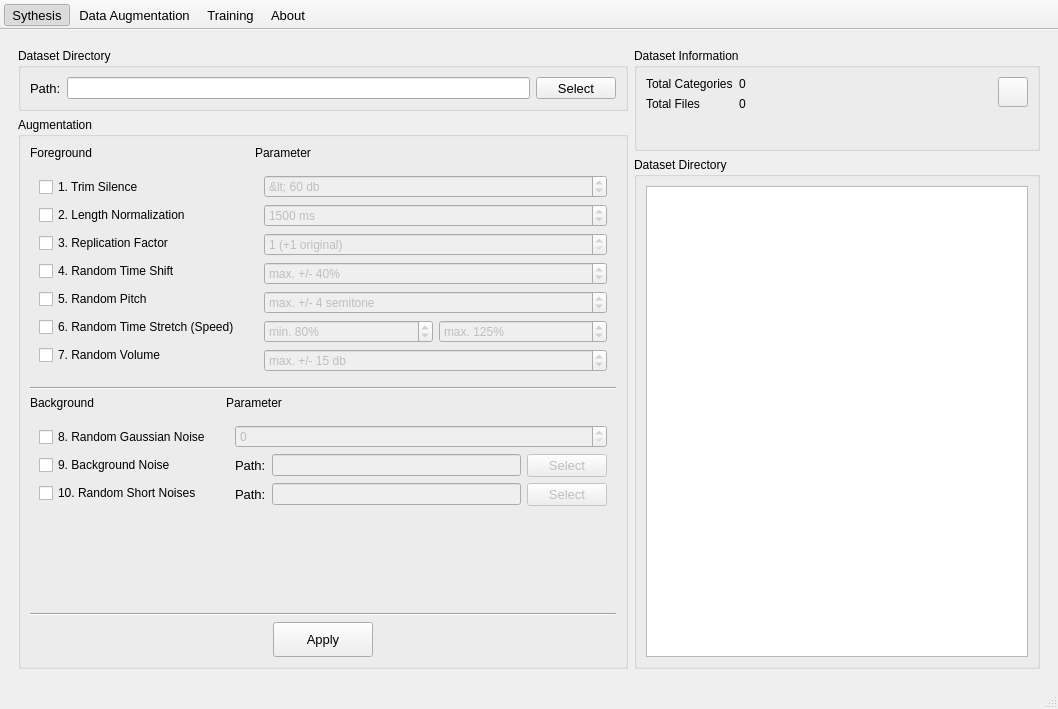
The window that ui/qtDesigner/mainWindow.ui (DennisSentler/kwsCoach) describes before a commit, drawn with Qt 5.
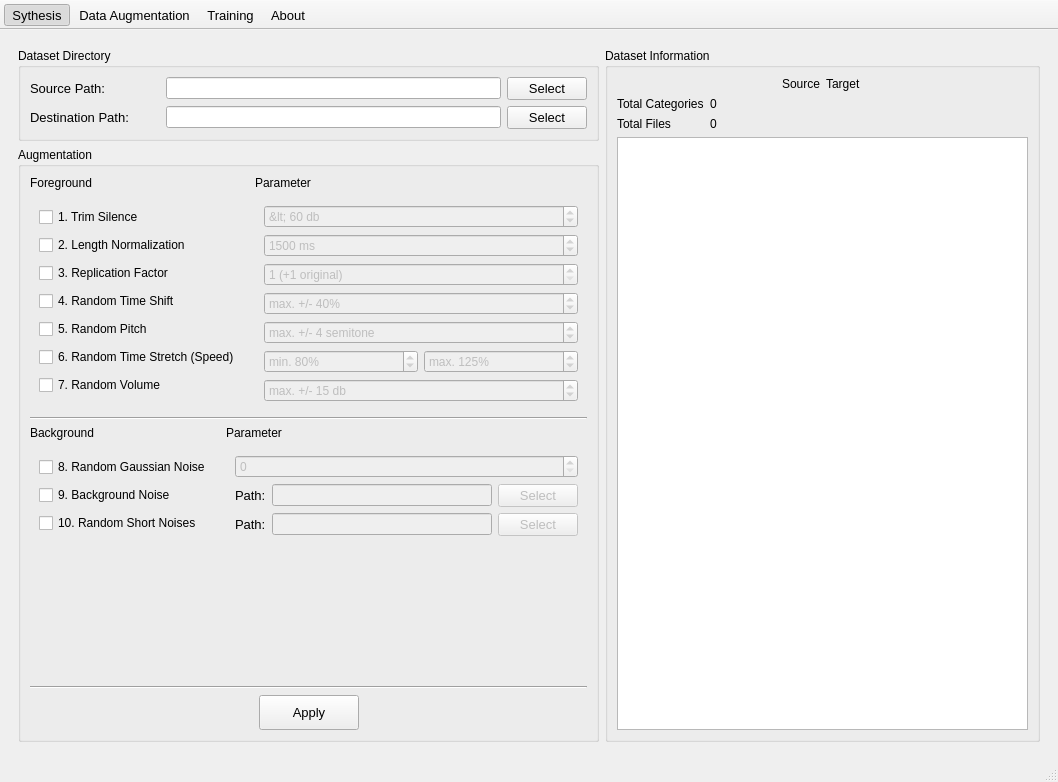
The same window after the commit. Icons and pictures are not drawn.

What changed in the file:
```diff
--- a/ui/qtDesigner/mainWindow.ui
+++ b/ui/qtDesigner/mainWindow.ui
@@ -10,7 +10,7 @@
     <x>0</x>
     <y>0</y>
     <width>1058</width>
-    <height>709</height>
+    <height>782</height>
    </rect>
   </property>
   <property name="contextMenuPolicy">
@@ -746,10 +746,8 @@
        </layout>
       </widget>
       <widget class="QWidget" name="augmentation_page">
-       <layout class="QHBoxLayout" name="horizontalLayout_7" stretch="3,2">
-        <item>
-         <layout class="QVBoxLayout" name="verticalLayout_10">
-          <item>
+       <layout class="QGridLayout" name="gridLayout_14" columnstretch="4,3">
+        <item row="0" column="0">
            <widget class="QGroupBox" name="dir_box_2">
             <property name="sizePolicy">
              <sizepolicy hsizetype="Expanding" vsizetype="Maximum">
@@ -760,41 +758,176 @@
             <property name="title">
              <string>Dataset Directory</string>
             </property>
-            <layout class="QGridLayout" name="gridLayout_14" rowstretch="0">
-             <property name="sizeConstraint">
-              <enum>QLayout::SetMaximumSize</enum>
-             </property>
-             <item row="0" column="1">
-              <widget class="QLineEdit" name="dataset_path_input_text"/>
-             </item>
-             <item row="0" column="2">
-              <widget class="QPushButton" name="select_dataset_path_button_2">
-               <property name="font">
-                <font>
-                 <pointsize>10</pointsize>
-                </font>
-               </property>
-               <property name="text">
-                <string>Select</string>
-               </property>
-              </widget>
-             </item>
-             <item row="0" column="0">
+          <layout class="QVBoxLayout" name="verticalLayout_10">
+           <item>
+            <layout class="QHBoxLayout" name="horizontalLayout_7">
+             <item>
               <widget class="QLabel" name="path_text_2">
+               <property name="minimumSize">
+                <size>
+                 <width>130</width>
+                 <height>0</height>
+                </size>
+               </property>
                <property name="font">
                 <font>
                  <pointsize>10</pointsize>
                 </font>
                </property>
                <property name="text">
-                <string>Path:</string>
+                <string>Source Path:</string>
                </property>
               </widget>
              </item>
+             <item>
+              <widget class="QLineEdit" name="dataset_src_path_input_text">
+               <property name="enabled">
+                <bool>true</bool>
+               </property>
+               <property name="readOnly">
+                <bool>true</bool>
+               </property>
+              </widget>
+             </item>
+             <item>
+              <widget class="QPushButton" name="select_dataset_src_path_button_2">
+               <property name="font">
+                <font>
+                 <pointsize>10</pointsize>
+                </font>
+               </property>
+               <property name="text">
+                <string>Select</string>
+               </property>
+              </widget>
+             </item>
             </layout>
+           </item>
+           <item>
+            <layout class="QHBoxLayout" name="horizontalLayout_9">
+             <item>
+              <widget class="QLabel" name="path_text_5">
+               <property name="minimumSize">
+                <size>
+                 <width>130</width>
+                 <height>0</height>
+                </size>
+               </property>
+               <property name="font">
+                <font>
+                 <pointsize>10</pointsize>
+                </font>
+               </property>
+               <property name="text">
+                <string>Destination Path:</string>
+               </property>
            </widget>
           </item>
           <item>
+              <widget class="QLineEdit" name="dataset_dest_path_input_text_2">
+               <property name="enabled">
+                <bool>true</bool>
+               </property>
+               <property name="readOnly">
+                <bool>true</bool>
+               </property>
+              </widget>
+             </item>
+             <item>
+              <widget class="QPushButton" name="select_dataset_dest_path_button_3">
+               <property name="font">
+                <font>
+                 <pointsize>10</pointsize>
+                </font>
+               </property>
+               <property name="text">
+                <string>Select</string>
+               </property>
+              </widget>
+             </item>
+            </layout>
+           </item>
+          </layout>
+         </widget>
+        </item>
+        <item row="0" column="1" rowspan="2">
+         <widget class="QGroupBox" name="groupBox_3">
+          <property name="title">
+           <string>Dataset Information</string>
+          </property>
+          <layout class="QVBoxLayout" name="verticalLayout_2">
+           <item>
+            <layout class="QHBoxLayout" name="horizontalLayout_10">
+             <item>
+              <widget class="QLabel" name="label_6">
+               <property name="text">
+                <string>Source</string>
+               </property>
+               <property name="alignment">
+                <set>Qt::AlignRight|Qt::AlignTrailing|Qt::AlignVCenter</set>
+               </property>
+              </widget>
+             </item>
+             <item>
+              <widget class="QLabel" name="label_5">
+               <property name="text">
+                <string>Target</string>
+               </property>
+              </widget>
+             </item>
+            </layout>
+           </item>
+           <item>
+            <layout class="QFormLayout" name="formLayout">
+             <item row="0" column="0">
+              <widget class="QLabel" name="label_2">
+               <property name="text">
+                <string>Total Categories</string>
+               </property>
+              </widget>
+             </item>
+             <item row="0" column="1">
+              <widget class="QLabel" name="num_categories_label">
+               <property name="minimumSize">
+                <size>
+                 <width>80</width>
+                 <height>0</height>
+                </size>
+               </property>
+               <property name="text">
+                <string>0</string>
+               </property>
+              </widget>
+             </item>
+             <item row="1" column="0">
+              <widget class="QLabel" name="label_4">
+               <property name="text">
+                <string>Total Files</string>
+               </property>
+              </widget>
+             </item>
+             <item row="1" column="1">
+              <widget class="QLabel" name="num_files_label">
+               <property name="minimumSize">
+                <size>
+                 <width>80</width>
+                 <height>0</height>
+                </size>
+               </property>
+               <property name="text">
+                <string>0</string>
+               </property>
+              </widget>
+             </item>
+            </layout>
+           </item>
+           <item>
+            <widget class="QTreeView" name="files_view"/>
+           </item>
+          </layout>
+         </widget>
+        </item>
+        <item row="1" column="0">
            <widget class="QGroupBox" name="groupBox_2">
             <property name="title">
              <string>Augmentation</string>
@@ -1199,6 +1332,9 @@
                       <property name="enabled">
                        <bool>false</bool>
                       </property>
+                    <property name="readOnly">
+                     <bool>true</bool>
+                    </property>
                      </widget>
                     </item>
                     <item>
@@ -1237,6 +1373,9 @@
                       <property name="enabled">
                        <bool>false</bool>
                       </property>
+                    <property name="readOnly">
+                     <bool>true</bool>
+                    </property>
                      </widget>
                     </item>
                     <item>
@@ -1363,147 +1502,6 @@
            </widget>
           </item>
          </layout>
-        </item>
-        <item>
-         <layout class="QVBoxLayout" name="verticalLayout_9" stretch="2,10">
-          <item>
-           <widget class="QGroupBox" name="groupBox">
-            <property name="sizePolicy">
-             <sizepolicy hsizetype="Minimum" vsizetype="Preferred">
-              <horstretch>0</horstretch>
-              <verstretch>0</verstretch>
-             </sizepolicy>
-            </property>
-            <property name="title">
-             <string>Dataset Information</string>
-            </property>
-            <layout class="QHBoxLayout" name="horizontalLayout_4">
-             <property name="sizeConstraint">
-              <enum>QLayout::SetMinimumSize</enum>
-             </property>
-             <item>
-              <layout class="QFormLayout" name="formLayout">
-               <item row="0" column="0">
-                <widget class="QLabel" name="label_2">
-                 <property name="text">
-                  <string>Total Categories</string>
-                 </property>
-                </widget>
-               </item>
-               <item row="0" column="1">
-                <widget class="QLabel" name="num_categories_label">
-                 <property name="minimumSize">
-                  <size>
-                   <width>80</width>
-                   <height>0</height>
-                  </size>
-                 </property>
-                 <property name="text">
-                  <string>0</string>
-                 </property>
-                </widget>
-               </item>
-               <item row="1" column="0">
-                <widget class="QLabel" name="label_4">
-                 <property name="text">
-                  <string>Total Files</string>
-                 </property>
-                </widget>
-               </item>
-               <item row="1" column="1">
-                <widget class="QLabel" name="num_files_label">
-                 <property name="minimumSize">
-                  <size>
-                   <width>80</width>
-                   <height>0</height>
-                  </size>
-                 </property>
-                 <property name="text">
-                  <string>0</string>
-                 </property>
-                </widget>
-               </item>
-              </layout>
-             </item>
-             <item>
-              <layout class="QVBoxLayout" name="verticalLayout_2">
-               <property name="sizeConstraint">
-                <enum>QLayout::SetMinimumSize</enum>
-               </property>
-               <item alignment="Qt::AlignRight">
-                <widget class="QPushButton" name="pushButton">
-                 <property name="sizePolicy">
-                  <sizepolicy hsizetype="Fixed" vsizetype="Fixed">
-                   <horstretch>0</horstretch>
-                   <verstretch>0</verstretch>
-                  </sizepolicy>
-                 </property>
-                 <property name="minimumSize">
-                  <size>
-                   <width>30</width>
-                   <height>30</height>
-                  </size>
-                 </property>
-                 <property name="maximumSize">
-                  <size>
-                   <width>30</width>
-                   <height>30</height>
-                  </size>
-                 </property>
-                 <property name="autoFillBackground">
-                  <bool>false</bool>
-                 </property>
-                 <property name="text">
-                  <string/>
-                 </property>
-                 <property name="icon">
-                  <iconset resource="resources/ui.resources.qrc">
-                   <normaloff>:/icons8/icons8/refresh_30px_white.png</normaloff>:/icons8/icons8/refresh_30px_white.png</iconset>
-                 </property>
-                 <property name="iconSize">
-                  <size>
-                   <width>20</width>
-                   <height>20</height>
-                  </size>
-                 </property>
-                 <property name="flat">
-                  <bool>false</bool>
-                 </property>
-                </widget>
-               </item>
-               <item>
-                <spacer name="verticalSpacer">
-                 <property name="orientation">
-                  <enum>Qt::Vertical</enum>
-                 </property>
-                 <property name="sizeHint" stdset="0">
-                  <size>
-                   <width>20</width>
-                   <height>40</height>
-                  </size>
-                 </property>
-                </spacer>
-               </item>
-              </layout>
-             </item>
-            </layout>
-           </widget>
-          </item>
-          <item>
-           <widget class="QGroupBox" name="groupBox_3">
-            <property name="title">
-             <string>Dataset Directory</string>
-            </property>
-            <layout class="QVBoxLayout" name="verticalLayout_8">
-             <item>
-              <widget class="QTreeView" name="files_view"/>
-             </item>
-            </layout>
-           </widget>
-          </item>
-         </layout>
-        </item>
-       </layout>
       </widget>
       <widget class="QWidget" name="training_page"/>
       <widget class="QWidget" name="about_page"/>
```
Left out of the diff: 109 changed lines with no effect on the pictures. Lines whose indentation alone changed are shown as unchanged.
